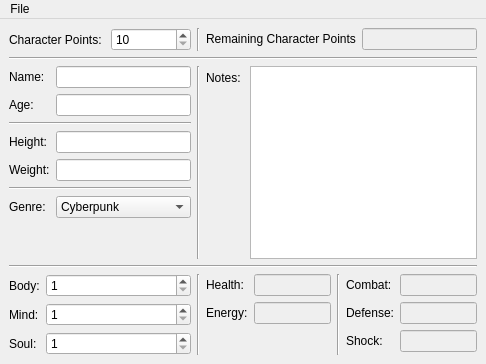
Before: the Qt Designer form besmcr/gui/mainwindow.ui in ccfreak2k/BESM-Character-Resolver, drawn with Qt 5.
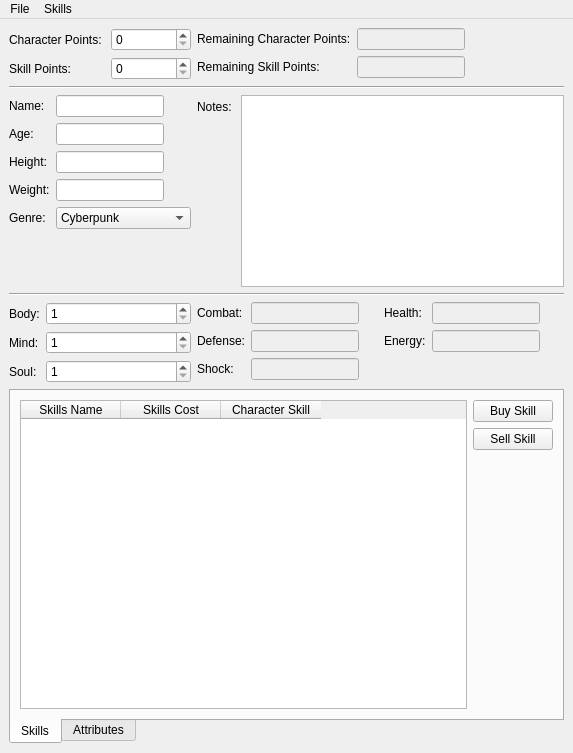
After: the same form once the commit is applied.

Commit message: Added skill points to the UI. Added a tab for skills/tab Reorganized everything a bit. Added skills table and buttons for buying stuff.

Patch:
```diff
--- a/besmcr/gui/mainwindow.ui
+++ b/besmcr/gui/mainwindow.ui
@@ -6,10 +6,28 @@
    <rect>
     <x>0</x>
     <y>0</y>
-    <width>486</width>
-    <height>364</height>
+    <width>573</width>
+    <height>753</height>
    </rect>
   </property>
+  <property name="sizePolicy">
+   <sizepolicy hsizetype="Fixed" vsizetype="Fixed">
+    <horstretch>0</horstretch>
+    <verstretch>0</verstretch>
+   </sizepolicy>
+  </property>
+  <property name="minimumSize">
+   <size>
+    <width>0</width>
+    <height>0</height>
+   </size>
+  </property>
+  <property name="maximumSize">
+   <size>
+    <width>10000000</width>
+    <height>1000000</height>
+   </size>
+  </property>
   <property name="windowTitle">
    <string>BESM Character Resolver</string>
   </property>
@@ -18,196 +36,6 @@
   </property>
   <widget class="QWidget" name="centralwidget">
    <layout class="QGridLayout" name="gridLayout_2">
-    <item row="2" column="2" colspan="3">
-     <layout class="QFormLayout" name="notesFormLayout">
-      <property name="fieldGrowthPolicy">
-       <enum>QFormLayout::AllNonFixedFieldsGrow</enum>
-      </property>
-      <item row="0" column="0">
-       <widget class="QLabel" name="notesLabel">
-        <property name="sizePolicy">
-         <sizepolicy hsizetype="Preferred" vsizetype="Preferred">
-          <horstretch>0</horstretch>
-          <verstretch>0</verstretch>
-         </sizepolicy>
-        </property>
-        <property name="minimumSize">
-         <size>
-          <width>38</width>
-          <height>0</height>
-         </size>
-        </property>
-        <property name="baseSize">
-         <size>
-          <width>38</width>
-          <height>0</height>
-         </size>
-        </property>
-        <property name="midLineWidth">
-         <number>0</number>
-        </property>
-        <property name="text">
-         <string>Notes:</string>
-        </property>
-        <property name="margin">
-         <number>0</number>
-        </property>
-       </widget>
-      </item>
-      <item row="0" column="1">
-       <widget class="QTextEdit" name="notesEdit">
-        <property name="sizePolicy">
-         <sizepolicy hsizetype="Expanding" vsizetype="Expanding">
-          <horstretch>0</horstretch>
-          <verstretch>1</verstretch>
-         </sizepolicy>
-        </property>
-        <property name="autoFormatting">
-         <set>QTextEdit::AutoAll</set>
-        </property>
-        <property name="readOnly">
-         <bool>false</bool>
-        </property>
-       </widget>
-      </item>
-     </layout>
-    </item>
-    <item row="4" column="0">
-     <layout class="QFormLayout" name="statFormLayout">
-      <property name="fieldGrowthPolicy">
-       <enum>QFormLayout::AllNonFixedFieldsGrow</enum>
-      </property>
-      <item row="1" column="0">
-       <widget class="QLabel" name="mindLabel">
-        <property name="text">
-         <string>Mind:</string>
-        </property>
-       </widget>
-      </item>
-      <item row="1" column="1">
-       <widget class="QSpinBox" name="mindSpin">
-        <property name="minimum">
-         <number>1</number>
-        </property>
-        <property name="maximum">
-         <number>12</number>
-        </property>
-       </widget>
-      </item>
-      <item row="2" column="0">
-       <widget class="QLabel" name="soulLabel">
-        <property name="text">
-         <string>Soul:</string>
-        </property>
-       </widget>
-      </item>
-      <item row="2" column="1">
-       <widget class="QSpinBox" name="soulSpin">
-        <property name="minimum">
-         <number>1</number>
-        </property>
-        <property name="maximum">
-         <number>12</number>
-        </property>
-       </widget>
-      </item>
-      <item row="0" column="0">
-       <widget class="QLabel" name="bodyLabel">
-        <property name="text">
-         <string>Body:</string>
-        </property>
-       </widget>
-      </item>
-      <item row="0" column="1">
-       <widget class="QSpinBox" name="bodySpin">
-        <property name="minimum">
-         <number>1</number>
-        </property>
-        <property name="maximum">
-         <number>12</number>
-        </property>
-       </widget>
-      </item>
-     </layout>
-    </item>
-    <item row="4" column="2">
-     <layout class="QFormLayout" name="healthEnergyFormLayout">
-      <item row="0" column="0">
-       <widget class="QLabel" name="healthLabel">
-        <property name="text">
-         <string>Health:</string>
-        </property>
-       </widget>
-      </item>
-      <item row="0" column="1">
-       <widget class="QLineEdit" name="healthEdit">
-        <property name="enabled">
-         <bool>false</bool>
-        </property>
-       </widget>
-      </item>
-      <item row="1" column="0">
-       <widget class="QLabel" name="energyLabel">
-        <property name="text">
-         <string>Energy:</string>
-        </property>
-       </widget>
-      </item>
-      <item row="1" column="1">
-       <widget class="QLineEdit" name="energyEdit">
-        <property name="enabled">
-         <bool>false</bool>
-        </property>
-       </widget>
-      </item>
-     </layout>
-    </item>
-    <item row="4" column="4">
-     <layout class="QFormLayout" name="derivedValuesFormLayout">
-      <item row="0" column="0">
-       <widget class="QLabel" name="cvLabel">
-        <property name="text">
-         <string>Combat:</string>
-        </property>
-       </widget>
-      </item>
-      <item row="0" column="1">
-       <widget class="QLineEdit" name="combatEdit">
-        <property name="enabled">
-         <bool>false</bool>
-        </property>
-       </widget>
-      </item>
-      <item row="1" column="0">
-       <widget class="QLabel" name="dvLabel">
-        <property name="text">
-         <string>Defense:</string>
-        </property>
-       </widget>
-      </item>
-      <item row="2" column="0">
-       <widget class="QLabel" name="svLabel">
-        <property name="text">
-         <string>Shock:</string>
-        </property>
-       </widget>
-      </item>
-      <item row="1" column="1">
-       <widget class="QLineEdit" name="defenseEdit">
-        <property name="enabled">
-         <bool>false</bool>
-        </property>
-       </widget>
-      </item>
-      <item row="2" column="1">
-       <widget class="QLineEdit" name="shockEdit">
-        <property name="enabled">
-         <bool>false</bool>
-        </property>
-       </widget>
-      </item>
-     </layout>
-    </item>
     <item row="2" column="0">
      <layout class="QFormLayout" name="infoFormLayout">
       <property name="fieldGrowthPolicy">
@@ -221,7 +49,14 @@
        </widget>
       </item>
       <item row="0" column="1">
-       <widget class="QLineEdit" name="nameEdit"/>
+       <widget class="QLineEdit" name="nameEdit">
+        <property name="sizePolicy">
+         <sizepolicy hsizetype="Fixed" vsizetype="Fixed">
+          <horstretch>0</horstretch>
+          <verstretch>0</verstretch>
+         </sizepolicy>
+        </property>
+       </widget>
       </item>
       <item row="1" column="0">
        <widget class="QLabel" name="ageLabel">
@@ -231,37 +66,64 @@
        </widget>
       </item>
       <item row="1" column="1">
-       <widget class="QLineEdit" name="ageEdit"/>
+       <widget class="QLineEdit" name="ageEdit">
+        <property name="sizePolicy">
+         <sizepolicy hsizetype="Fixed" vsizetype="Fixed">
+          <horstretch>0</horstretch>
+          <verstretch>0</verstretch>
+         </sizepolicy>
+        </property>
+       </widget>
       </item>
-      <item row="3" column="0">
+      <item row="2" column="0">
        <widget class="QLabel" name="heightLabel">
         <property name="text">
          <string>Height:</string>
         </property>
        </widget>
       </item>
-      <item row="3" column="1">
-       <widget class="QLineEdit" name="heightEdit"/>
+      <item row="2" column="1">
+       <widget class="QLineEdit" name="heightEdit">
+        <property name="sizePolicy">
+         <sizepolicy hsizetype="Fixed" vsizetype="Fixed">
+          <horstretch>0</horstretch>
+          <verstretch>0</verstretch>
+         </sizepolicy>
+        </property>
+       </widget>
       </item>
-      <item row="4" column="0">
+      <item row="3" column="0">
        <widget class="QLabel" name="weightLabel">
         <property name="text">
          <string>Weight:</string>
         </property>
        </widget>
       </item>
-      <item row="4" column="1">
-       <widget class="QLineEdit" name="weightEdit"/>
+      <item row="3" column="1">
+       <widget class="QLineEdit" name="weightEdit">
+        <property name="sizePolicy">
+         <sizepolicy hsizetype="Fixed" vsizetype="Fixed">
+          <horstretch>0</horstretch>
+          <verstretch>0</verstretch>
+         </sizepolicy>
+        </property>
+       </widget>
       </item>
-      <item row="6" column="0">
+      <item row="4" column="0">
        <widget class="QLabel" name="genreLabel">
         <property name="text">
          <string>Genre:</string>
         </property>
        </widget>
       </item>
-      <item row="6" column="1">
+      <item row="4" column="1">
        <widget class="QComboBox" name="genreSelection">
+        <property name="sizePolicy">
+         <sizepolicy hsizetype="Fixed" vsizetype="Fixed">
+          <horstretch>0</horstretch>
+          <verstretch>0</verstretch>
+         </sizepolicy>
+        </property>
         <item>
          <property name="text">
           <string>Cyberpunk</string>
@@ -304,20 +166,6 @@
         </item>
        </widget>
       </item>
-      <item row="2" column="0" colspan="2">
-       <widget class="Line" name="line_3">
-        <property name="orientation">
-         <enum>Qt::Horizontal</enum>
-        </property>
-       </widget>
-      </item>
-      <item row="5" column="0" colspan="2">
-       <widget class="Line" name="line_4">
-        <property name="orientation">
-         <enum>Qt::Horizontal</enum>
-        </property>
-       </widget>
-      </item>
      </layout>
     </item>
     <item row="0" column="0">
@@ -331,8 +179,34 @@
       </item>
       <item row="0" column="1">
        <widget class="QSpinBox" name="cpSpin">
+        <property name="sizePolicy">
+         <sizepolicy hsizetype="Minimum" vsizetype="Fixed">
+          <horstretch>0</horstretch>
+          <verstretch>0</verstretch>
+         </sizepolicy>
+        </property>
         <property name="minimum">
-         <number>10</number>
+         <number>0</number>
+        </property>
+        <property name="maximum">
+         <number>10000</number>
+        </property>
+       </widget>
+      </item>
+      <item row="1" column="0">
+       <widget class="QLabel" name="label_3">
+        <property name="text">
+         <string>Skill Points:</string>
+        </property>
+       </widget>
+      </item>
+      <item row="1" column="1">
+       <widget class="QSpinBox" name="spSpin">
+        <property name="sizePolicy">
+         <sizepolicy hsizetype="Minimum" vsizetype="Fixed">
+          <horstretch>0</horstretch>
+          <verstretch>0</verstretch>
+         </sizepolicy>
         </property>
         <property name="maximum">
          <number>100</number>
@@ -341,47 +215,19 @@
       </item>
      </layout>
     </item>
-    <item row="3" column="0" colspan="5">
-     <widget class="Line" name="line">
-      <property name="orientation">
-       <enum>Qt::Horizontal</enum>
-      </property>
-     </widget>
-    </item>
-    <item row="1" column="0" colspan="5">
+    <item row="1" column="0" colspan="3">
      <widget class="Line" name="line_2">
       <property name="orientation">
        <enum>Qt::Horizontal</enum>
       </property>
      </widget>
     </item>
-    <item row="4" column="1">
-     <widget class="Line" name="line_5">
-      <property name="orientation">
-       <enum>Qt::Vertical</enum>
-      </property>
-     </widget>
-    </item>
-    <item row="4" column="3">
-     <widget class="Line" name="line_6">
-      <property name="orientation">
-       <enum>Qt::Vertical</enum>
-      </property>
-     </widget>
-    </item>
-    <item row="2" column="1">
-     <widget class="Line" name="line_7">
-      <property name="orientation">
-       <enum>Qt::Vertical</enum>
-      </property>
-     </widget>
-    </item>
-    <item row="0" column="2" colspan="3">
+    <item row="0" column="1" colspan="2">
      <layout class="QFormLayout" name="formLayout_2">
       <item row="0" column="0">
        <widget class="QLabel" name="label_2">
         <property name="text">
-         <string>Remaining Character Points</string>
+         <string>Remaining Character Points:</string>
         </property>
        </widget>
       </item>
@@ -390,17 +236,389 @@
         <property name="enabled">
          <bool>false</bool>
         </property>
+        <property name="sizePolicy">
+         <sizepolicy hsizetype="Fixed" vsizetype="Fixed">
+          <horstretch>0</horstretch>
+          <verstretch>0</verstretch>
+         </sizepolicy>
+        </property>
        </widget>
       </item>
+      <item row="1" column="0">
+       <widget class="QLabel" name="label_4">
+        <property name="text">
+         <string>Remaining Skill Points:</string>
+        </property>
+       </widget>
+      </item>
+      <item row="1" column="1">
+       <widget class="QLineEdit" name="remaingSpEdit">
+        <property name="enabled">
+         <bool>false</bool>
+        </property>
+        <property name="sizePolicy">
+         <sizepolicy hsizetype="Fixed" vsizetype="Fixed">
+          <horstretch>0</horstretch>
+          <verstretch>0</verstretch>
+         </sizepolicy>
+        </property>
+       </widget>
+      </item>
      </layout>
     </item>
-    <item row="0" column="1">
-     <widget class="Line" name="line_9">
+    <item row="2" column="1" colspan="2">
+     <layout class="QFormLayout" name="notesFormLayout">
+      <property name="sizeConstraint">
+       <enum>QLayout::SetMaximumSize</enum>
+      </property>
+      <property name="fieldGrowthPolicy">
+       <enum>QFormLayout::ExpandingFieldsGrow</enum>
+      </property>
+      <item row="0" column="0">
+       <widget class="QLabel" name="notesLabel">
+        <property name="sizePolicy">
+         <sizepolicy hsizetype="Preferred" vsizetype="Preferred">
+          <horstretch>0</horstretch>
+          <verstretch>0</verstretch>
+         </sizepolicy>
+        </property>
+        <property name="minimumSize">
+         <size>
+          <width>38</width>
+          <height>0</height>
+         </size>
+        </property>
+        <property name="baseSize">
+         <size>
+          <width>38</width>
+          <height>0</height>
+         </size>
+        </property>
+        <property name="midLineWidth">
+         <number>0</number>
+        </property>
+        <property name="text">
+         <string>Notes:</string>
+        </property>
+        <property name="margin">
+         <number>0</number>
+        </property>
+       </widget>
+      </item>
+      <item row="0" column="1">
+       <widget class="QTextEdit" name="notesEdit">
+        <property name="sizePolicy">
+         <sizepolicy hsizetype="Expanding" vsizetype="Expanding">
+          <horstretch>0</horstretch>
+          <verstretch>110</verstretch>
+         </sizepolicy>
+        </property>
+        <property name="autoFormatting">
+         <set>QTextEdit::AutoAll</set>
+        </property>
+        <property name="readOnly">
+         <bool>false</bool>
+        </property>
+       </widget>
+      </item>
+     </layout>
+    </item>
+    <item row="7" column="0" colspan="3">
+     <widget class="QTabWidget" name="skillsAttributesTab">
+      <property name="sizePolicy">
+       <sizepolicy hsizetype="Expanding" vsizetype="Expanding">
+        <horstretch>0</horstretch>
+        <verstretch>1</verstretch>
+       </sizepolicy>
+      </property>
+      <property name="tabPosition">
+       <enum>QTabWidget::South</enum>
+      </property>
+      <property name="tabShape">
+       <enum>QTabWidget::Rounded</enum>
+      </property>
+      <property name="currentIndex">
+       <number>0</number>
+      </property>
+      <property name="documentMode">
+       <bool>false</bool>
+      </property>
+      <property name="tabsClosable">
+       <bool>false</bool>
+      </property>
+      <widget class="QWidget" name="skills">
+       <attribute name="title">
+        <string>Skills</string>
+       </attribute>
+       <layout class="QGridLayout" name="gridLayout_3">
+        <item row="0" column="0">
+         <widget class="QTableWidget" name="skillsTable">
+          <property name="alternatingRowColors">
+           <bool>true</bool>
+          </property>
+          <property name="selectionMode">
+           <enum>QAbstractItemView::SingleSelection</enum>
+          </property>
+          <property name="selectionBehavior">
+           <enum>QAbstractItemView::SelectRows</enum>
+          </property>
+          <attribute name="verticalHeaderVisible">
+           <bool>false</bool>
+          </attribute>
+          <column>
+           <property name="text">
+            <string>Skills Name</string>
+           </property>
+          </column>
+          <column>
+           <property name="text">
+            <string>Skills Cost</string>
+           </property>
+          </column>
+          <column>
+           <property name="text">
+            <string>Character Skill</string>
+           </property>
+          </column>
+         </widget>
+        </item>
+        <item row="0" column="1">
+         <layout class="QGridLayout" name="gridLayout">
+          <item row="0" column="0">
+           <widget class="QPushButton" name="buySkillButton">
+            <property name="text">
+             <string>Buy Skill</string>
+            </property>
+           </widget>
+          </item>
+          <item row="1" column="0">
+           <widget class="QPushButton" name="sellSkillButton">
+            <property name="text">
+             <string>Sell Skill</string>
+            </property>
+           </widget>
+          </item>
+          <item row="2" column="0">
+           <spacer name="verticalSpacer">
+            <property name="orientation">
+             <enum>Qt::Vertical</enum>
+            </property>
+            <property name="sizeHint" stdset="0">
+             <size>
+              <width>20</width>
+              <height>40</height>
+             </size>
+            </property>
+           </spacer>
+          </item>
+         </layout>
+        </item>
+       </layout>
+      </widget>
+      <widget class="QWidget" name="attributes">
+       <attribute name="title">
+        <string>Attributes</string>
+       </attribute>
+      </widget>
+     </widget>
+    </item>
+    <item row="3" column="0" colspan="3">
+     <widget class="Line" name="line">
       <property name="orientation">
-       <enum>Qt::Vertical</enum>
+       <enum>Qt::Horizontal</enum>
       </property>
      </widget>
     </item>
+    <item row="4" column="1">
+     <layout class="QFormLayout" name="derivedValuesFormLayout">
+      <property name="fieldGrowthPolicy">
+       <enum>QFormLayout::ExpandingFieldsGrow</enum>
+      </property>
+      <item row="0" column="0">
+       <widget class="QLabel" name="cvLabel">
+        <property name="text">
+         <string>Combat:</string>
+        </property>
+       </widget>
+      </item>
+      <item row="0" column="1">
+       <widget class="QLineEdit" name="combatEdit">
+        <property name="enabled">
+         <bool>false</bool>
+        </property>
+        <property name="sizePolicy">
+         <sizepolicy hsizetype="Fixed" vsizetype="Fixed">
+          <horstretch>0</horstretch>
+          <verstretch>0</verstretch>
+         </sizepolicy>
+        </property>
+       </widget>
+      </item>
+      <item row="1" column="1">
+       <widget class="QLineEdit" name="defenseEdit">
+        <property name="enabled">
+         <bool>false</bool>
+        </property>
+        <property name="sizePolicy">
+         <sizepolicy hsizetype="Fixed" vsizetype="Fixed">
+          <horstretch>0</horstretch>
+          <verstretch>0</verstretch>
+         </sizepolicy>
+        </property>
+       </widget>
+      </item>
+      <item row="2" column="0">
+       <widget class="QLabel" name="svLabel">
+        <property name="text">
+         <string>Shock:</string>
+        </property>
+       </widget>
+      </item>
+      <item row="2" column="1">
+       <widget class="QLineEdit" name="shockEdit">
+        <property name="enabled">
+         <bool>false</bool>
+        </property>
+        <property name="sizePolicy">
+         <sizepolicy hsizetype="Fixed" vsizetype="Fixed">
+          <horstretch>0</horstretch>
+          <verstretch>0</verstretch>
+         </sizepolicy>
+        </property>
+       </widget>
+      </item>
+      <item row="1" column="0">
+       <widget class="QLabel" name="dvLabel">
+        <property name="text">
+         <string>Defense:</string>
+        </property>
+       </widget>
+      </item>
+     </layout>
+    </item>
+    <item row="4" column="2">
+     <layout class="QFormLayout" name="healthEnergyFormLayout">
+      <property name="fieldGrowthPolicy">
+       <enum>QFormLayout::ExpandingFieldsGrow</enum>
+      </property>
+      <item row="0" column="1">
+       <widget class="QLineEdit" name="healthEdit">
+        <property name="enabled">
+         <bool>false</bool>
+        </property>
+        <property name="sizePolicy">
+         <sizepolicy hsizetype="Fixed" vsizetype="Fixed">
+          <horstretch>0</horstretch>
+          <verstretch>0</verstretch>
+         </sizepolicy>
+        </property>
+       </widget>
+      </item>
+      <item row="1" column="0">
+       <widget class="QLabel" name="energyLabel">
+        <property name="text">
+         <string>Energy:</string>
+        </property>
+       </widget>
+      </item>
+      <item row="1" column="1">
+       <widget class="QLineEdit" name="energyEdit">
+        <property name="enabled">
+         <bool>false</bool>
+        </property>
+        <property name="sizePolicy">
+         <sizepolicy hsizetype="Fixed" vsizetype="Fixed">
+          <horstretch>0</horstretch>
+          <verstretch>0</verstretch>
+         </sizepolicy>
+        </property>
+       </widget>
+      </item>
+      <item row="0" column="0">
+       <widget class="QLabel" name="healthLabel">
+        <property name="text">
+         <string>Health:</string>
+        </property>
+       </widget>
+      </item>
+     </layout>
+    </item>
+    <item row="4" column="0">
+     <layout class="QFormLayout" name="statFormLayout">
+      <property name="fieldGrowthPolicy">
+       <enum>QFormLayout::AllNonFixedFieldsGrow</enum>
+      </property>
+      <item row="0" column="0">
+       <widget class="QLabel" name="bodyLabel">
+        <property name="text">
+         <string>Body:</string>
+        </property>
+       </widget>
+      </item>
+      <item row="0" column="1">
+       <widget class="QSpinBox" name="bodySpin">
+        <property name="sizePolicy">
+         <sizepolicy hsizetype="Minimum" vsizetype="Fixed">
+          <horstretch>0</horstretch>
+          <verstretch>0</verstretch>
+         </sizepolicy>
+        </property>
+        <property name="minimum">
+         <number>1</number>
+        </property>
+        <property name="maximum">
+         <number>12</number>
+        </property>
+       </widget>
+      </item>
+      <item row="1" column="0">
+       <widget class="QLabel" name="mindLabel">
+        <property name="text">
+         <string>Mind:</string>
+        </property>
+       </widget>
+      </item>
+      <item row="1" column="1">
+       <widget class="QSpinBox" name="mindSpin">
+        <property name="sizePolicy">
+         <sizepolicy hsizetype="Minimum" vsizetype="Fixed">
+          <horstretch>0</horstretch>
+          <verstretch>0</verstretch>
+         </sizepolicy>
+        </property>
+        <property name="minimum">
+         <number>1</number>
+        </property>
+        <property name="maximum">
+         <number>12</number>
+        </property>
+       </widget>
+      </item>
+      <item row="2" column="0">
+       <widget class="QLabel" name="soulLabel">
+        <property name="text">
+         <string>Soul:</string>
+        </property>
+       </widget>
+      </item>
+      <item row="2" column="1">
+       <widget class="QSpinBox" name="soulSpin">
+        <property name="sizePolicy">
+         <sizepolicy hsizetype="Minimum" vsizetype="Fixed">
+          <horstretch>0</horstretch>
+          <verstretch>0</verstretch>
+         </sizepolicy>
+        </property>
+        <property name="minimum">
+         <number>1</number>
+        </property>
+        <property name="maximum">
+         <number>12</number>
+        </property>
+       </widget>
+      </item>
+     </layout>
+    </item>
    </layout>
   </widget>
   <widget class="QMenuBar" name="menubar">
@@ -408,7 +626,7 @@
     <rect>
      <x>0</x>
      <y>0</y>
-     <width>486</width>
+     <width>573</width>
      <height>19</height>
     </rect>
    </property>
@@ -424,7 +642,14 @@
     <addaction name="separator"/>
     <addaction name="actionExit"/>
    </widget>
+   <widget class="QMenu" name="menuSkills">
+    <property name="title">
+     <string>Skills</string>
+    </property>
+    <addaction name="actionLoad_Skillset"/>
+   </widget>
    <addaction name="menuFile"/>
+   <addaction name="menuSkills"/>
   </widget>
   <action name="actionOpen">
    <property name="text">
```
Left out of the diff: 8 changed lines with no effect on the pictures. The commit also changes 1 other file.
